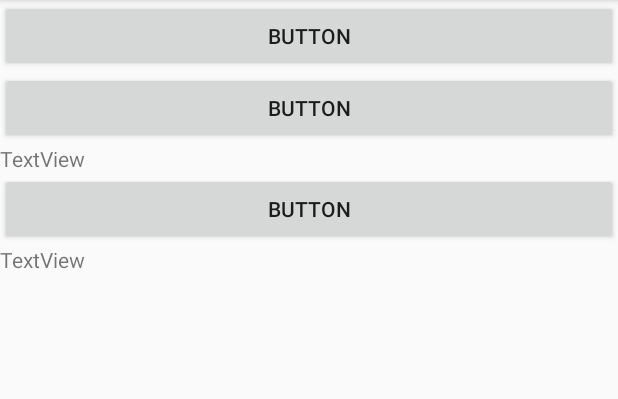
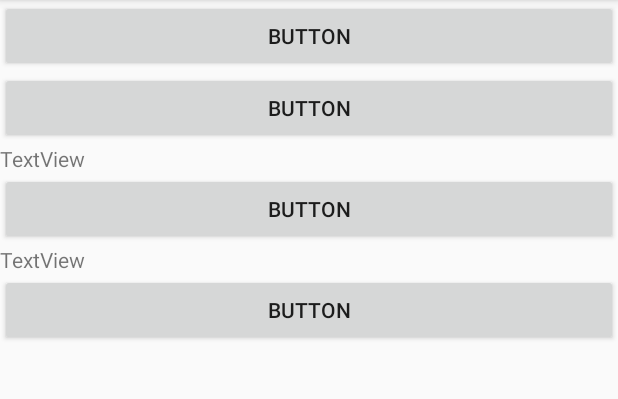
Before and after one commit to Shaojung/YVTC070506, an Android app: the screen it shows after launch (MainActivity), on a phone screen of 412 x 824 dp, the part 84-483 px from its top. Run offline under Robolectric (Android 15) with nearby library versions, the phone set to English and light mode, and no system bars.

```diff
--- a/app/src/main/res/layout/activity_main.xml
+++ b/app/src/main/res/layout/activity_main.xml
@@ -39,4 +39,11 @@
         android:layout_width="match_parent"
         android:layout_height="wrap_content"
         android:text="TextView" />
+
+    <Button
+        android:id="@+id/button"
+        android:layout_width="match_parent"
+        android:layout_height="wrap_content"
+        android:onClick="click4"
+        android:text="Button" />
 </LinearLayout>
```
Also changed, not shown: app/src/main/java/com/example/yvtc/yvtc070506/MainActivity.java (+20 -0 lines).
